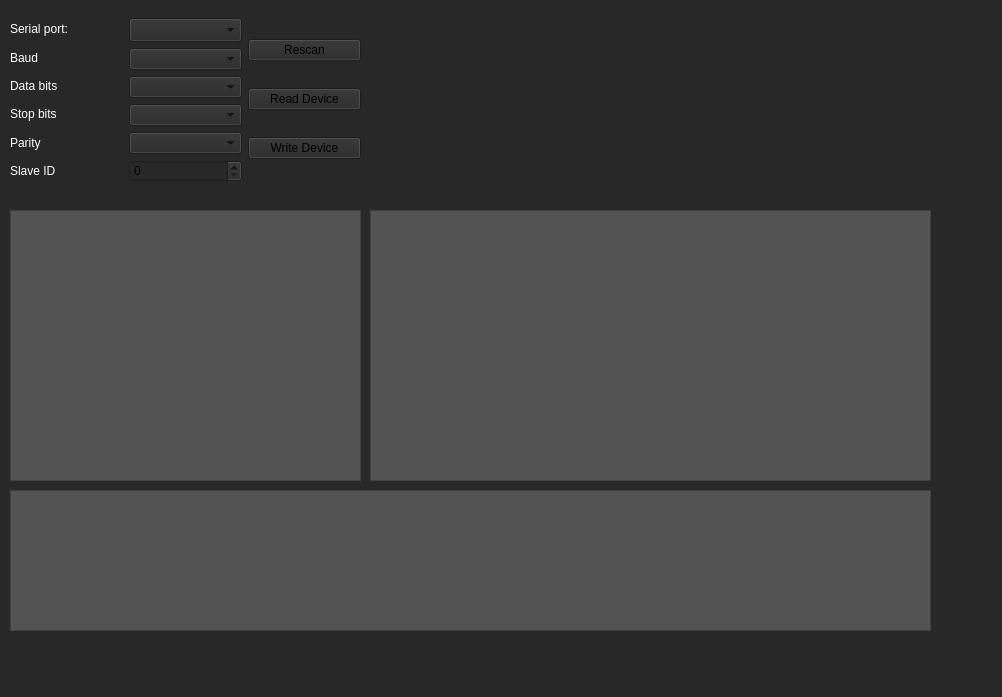
Above: mainwindow.ui from VarionDrakon/UICD.Configurator before the change. Below: the same form after it.
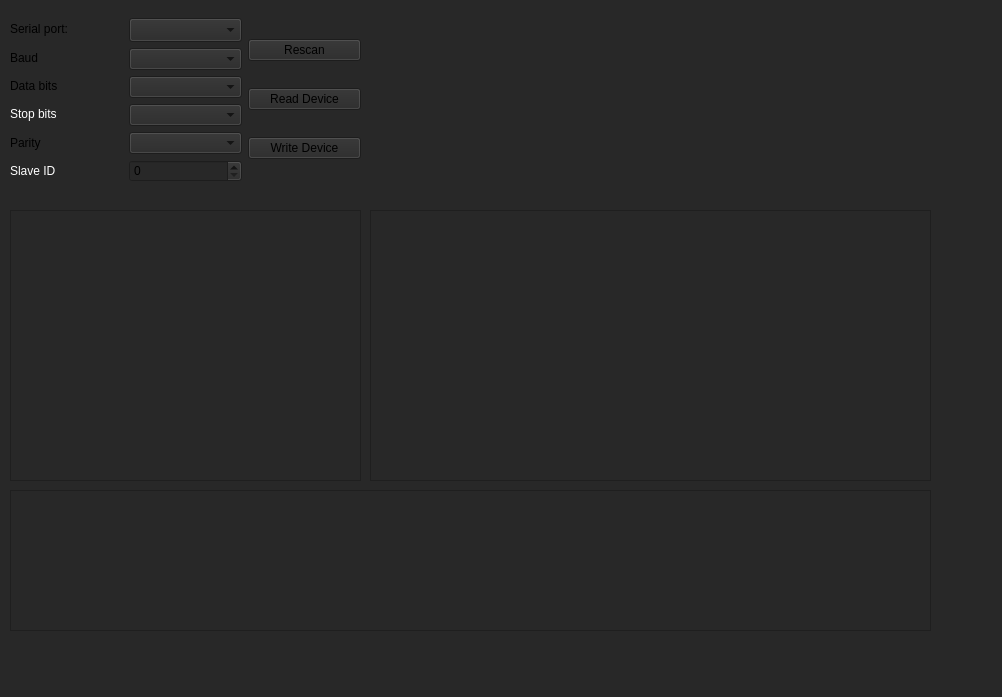
That is the form after the change.

Commit message: Remove manually Style for UI-object.

```diff
--- a/mainwindow.ui
+++ b/mainwindow.ui
@@ -45,8 +45,7 @@
      <bool>false</bool>
     </property>
     <property name="styleSheet">
-     <string notr="true">background-color: rgb(83, 83, 83);
-color: rgb(255, 255, 255);</string>
+     <string notr="true"/>
     </property>
     <property name="html">
      <string>&lt;!DOCTYPE HTML PUBLIC &quot;-//W3C//DTD HTML 4.0//EN&quot; &quot;http://www.w3.org/TR/REC-html40/strict.dtd&quot;&gt;
@@ -72,7 +71,7 @@
      </rect>
     </property>
     <property name="styleSheet">
-     <string notr="true">background-color: rgb(83, 83, 83);</string>
+     <string notr="true"/>
     </property>
    </widget>
    <widget class="QTreeView" name="treeView">
@@ -85,7 +84,7 @@
      </rect>
     </property>
     <property name="styleSheet">
-     <string notr="true">background-color: rgb(83, 83, 83);</string>
+     <string notr="true"/>
     </property>
    </widget>
    <widget class="QWidget" name="layoutWidget">
@@ -103,7 +102,7 @@
        <item row="0" column="0">
         <widget class="QLabel" name="label_serialPort">
          <property name="styleSheet">
-          <string notr="true">color: rgb(255, 255, 255);</string>
+          <string notr="true"/>
          </property>
          <property name="text">
           <string>Serial port:</string>
@@ -113,7 +112,7 @@
        <item row="1" column="0">
         <widget class="QLabel" name="label_baudRate">
          <property name="styleSheet">
-          <string notr="true">color: rgb(255, 255, 255);</string>
+          <string notr="true"/>
          </property>
          <property name="text">
           <string>Baud</string>
@@ -123,7 +122,7 @@
        <item row="2" column="0">
         <widget class="QLabel" name="label_dataBits">
          <property name="styleSheet">
-          <string notr="true">color: rgb(255, 255, 255);</string>
+          <string notr="true"/>
          </property>
          <property name="text">
           <string>Data bits</string>
@@ -143,7 +142,7 @@
        <item row="4" column="0">
         <widget class="QLabel" name="label_parity">
          <property name="styleSheet">
-          <string notr="true">color: rgb(255, 255, 255);</string>
+          <string notr="true"/>
          </property>
          <property name="text">
           <string>Parity</string>
```
The commit also changes 6 other files.
